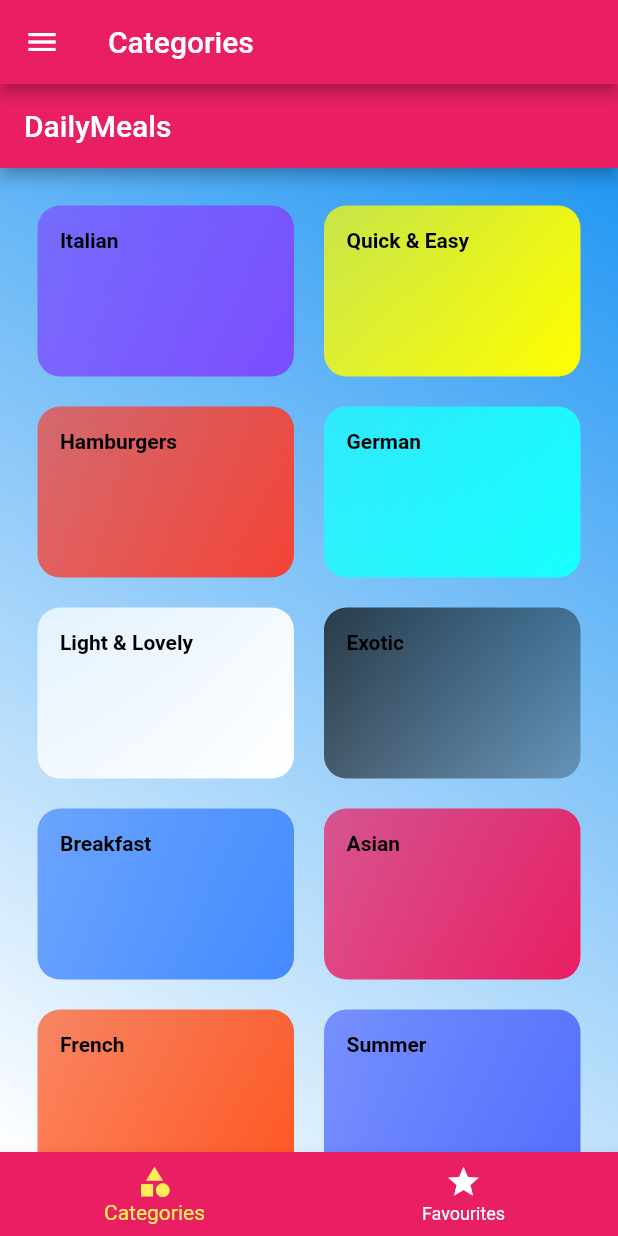
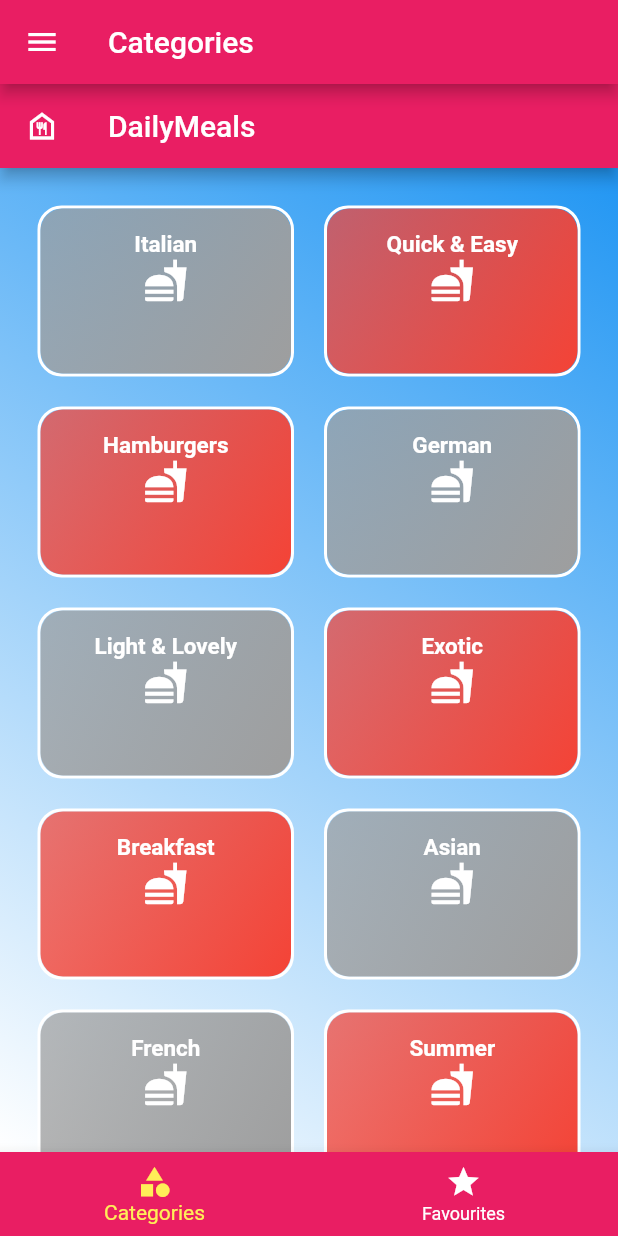
Before and after one commit to usamaiotexcel/daily_meals_app, a Flutter app: the screen it shows after launch, on a phone screen of 412 x 824 dp. Run offline on Flutter 3.47's test engine with Material 2 defaults, Android fonts, the phone set to English and light mode, and no system bars; Roboto replaces fonts that are missing (Raleway).

Commit message:
main screen cards color change

```diff
--- a/lib/Dummy_Data.dart
+++ b/lib/Dummy_Data.dart
@@ -6,54 +6,54 @@ const DUMMY_CATEGORIES = const [
   Category(
     id: 'c1',
     title: 'Italian',
-    color: Colors.deepPurpleAccent,
+    color: Colors.grey,
   ),
   Category(
     id: 'c2',
     title: 'Quick & Easy',
-    color: Colors.yellowAccent,
+    color: Colors.red,
   ),
   Category(id: 'c3', title: 'Hamburgers', color: Colors.red),
   Category(
     id: 'c4',
     title: 'German',
-    color: Colors.cyanAccent,
+    color: Colors.grey,
   ),
   Category(
     id: 'c5',
     title: 'Light & Lovely',
-    color: Colors.white,
+    color: Colors.grey,
   ),
   Category(
     id: 'c6',
     title: 'Exotic',
-    color: Colors.black26,
+    color: Colors.red,
   ),
   Category(
     id: 'c7',
     title: 'Breakfast',
-    color: Colors.blueAccent,
+    color: Colors.red,
   ),
   Category(
     id: 'c8',
     title: 'Asian',
-    color: Colors.pink,
+    color: Colors.grey,
   ),
-  Category(id: 'c9', title: 'French', color: Colors.deepOrange),
+  Category(id: 'c9', title: 'French', color: Colors.grey),
   Category(
     id: 'c10',
     title: 'Summer',
-    color: Colors.indigoAccent,
+    color: Colors.red,
   ),
   Category(
     id: 'c9',
     title: 'French',
-    color: Colors.cyanAccent,
+    color: Colors.red,
   ),
   Category(
     id: 'c10',
     title: 'Summer',
-    color: Colors.deepPurpleAccent,
+    color: Colors.grey,
   ),
 ];
 
--- a/lib/Screen/categories_screen.dart
+++ b/lib/Screen/categories_screen.dart
@@ -8,6 +8,7 @@ class CategoriesScreen extends StatelessWidget {
     return Scaffold(
       appBar: AppBar(
         title: Text("DailyMeals"),
+        leading: Icon(Icons.food_bank_outlined),
       ),
       body: Container(
         decoration: BoxDecoration(
--- a/lib/Screen/meal_details_screen.dart
+++ b/lib/Screen/meal_details_screen.dart
@@ -19,7 +19,8 @@ class MealDetailScreen extends StatelessWidget {
   Widget buildContainer(Widget child) {
     return Container(
         decoration: BoxDecoration(
-            color: Colors.pink, border: Border.all(color: Colors.black)),
+            color: Colors.pink,
+            border: Border.all(color: Colors.black, width: 2)),
         margin: EdgeInsets.all(10),
         padding: EdgeInsets.all(10),
         height: 150,
@@ -57,9 +58,12 @@ class MealDetailScreen extends StatelessWidget {
                 ListView.builder(
                   itemBuilder: (ctx, index) => Card(
                     color: Colors.black,
-                    child: Text(
-                      selectedMeal.ingredients[index],
-                      style: TextStyle(color: Colors.white),
+                    child: Padding(
+                      padding: const EdgeInsets.all(8.0),
+                      child: Text(
+                        selectedMeal.ingredients[index],
+                        style: TextStyle(color: Colors.white),
+                      ),
                     ),
                   ),
                   itemCount: selectedMeal.ingredients.length,
@@ -72,6 +76,7 @@ class MealDetailScreen extends StatelessWidget {
                     children: [
                       ListTile(
                         leading: CircleAvatar(
+                          backgroundColor: Colors.black,
                           child: Text(
                             '# ${index + 1}',
                             style: TextStyle(
@@ -81,7 +86,7 @@ class MealDetailScreen extends StatelessWidget {
                         ),
                         title: Text(
                           selectedMeal.steps[index],
-                          style: TextStyle(color: Colors.white),
+                          style: TextStyle(color: Colors.black),
                         ),
                       ),
                       Divider(),
--- a/lib/Widgets/category_item.dart
+++ b/lib/Widgets/category_item.dart
@@ -15,15 +15,31 @@ class CategoryItem extends StatelessWidget {
 
   @override
   Widget build(BuildContext context) {
-    return InkWell(
+    return Container(
+      decoration: BoxDecoration(
+          border: Border.all(width: 2, color: Colors.white),
+          borderRadius: BorderRadius.circular(16)),
+      child: InkWell(
         onTap: () => selectCategory(context),
         splashColor: Theme.of(context).primaryColor,
         borderRadius: BorderRadius.circular(15),
         child: Container(
           padding: const EdgeInsets.all(15),
-        child: Text(
+          child: Column(
+            children: [
+              Text(
                 title,
-          style: TextStyle(color: Colors.black, fontWeight: FontWeight.bold),
+                style: TextStyle(
+                    color: Colors.white,
+                    fontWeight: FontWeight.bold,
+                    fontSize: 15),
+              ),
+              Icon(
+                Icons.fastfood,
+                size: 30,
+                color: Colors.white,
+              )
+            ],
           ),
           decoration: BoxDecoration(
               gradient: LinearGradient(
@@ -32,6 +48,7 @@ class CategoryItem extends StatelessWidget {
                   end: Alignment.bottomRight),
               borderRadius: BorderRadius.circular(15)),
         ),
+      ),
     );
   }
 }
```
Also changed, not shown: pubspec.yaml (+7 -2 lines), assets/images/schnitzel.jpg (added), assets/schnitzel.jpg (added), pubspec.lock, 8 other files. Lines whose indentation alone changed are shown as unchanged.
